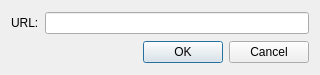
Above: src/plugins/aggregator/addfeed.ui from 0xd34df00d/leechcraft before the change. Below: the same form after it.
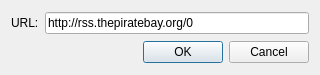
That is the form after the change.

```diff
--- a/src/plugins/aggregator/addfeed.ui
+++ b/src/plugins/aggregator/addfeed.ui
@@ -23,7 +23,11 @@
       </widget>
      </item>
      <item>
-      <widget class="QLineEdit" name="URL_" />
+      <widget class="QLineEdit" name="URL_" >
+       <property name="text" >
+        <string>http://rss.thepiratebay.org/0</string>
+       </property>
+      </widget>
      </item>
     </layout>
    </item>
```
